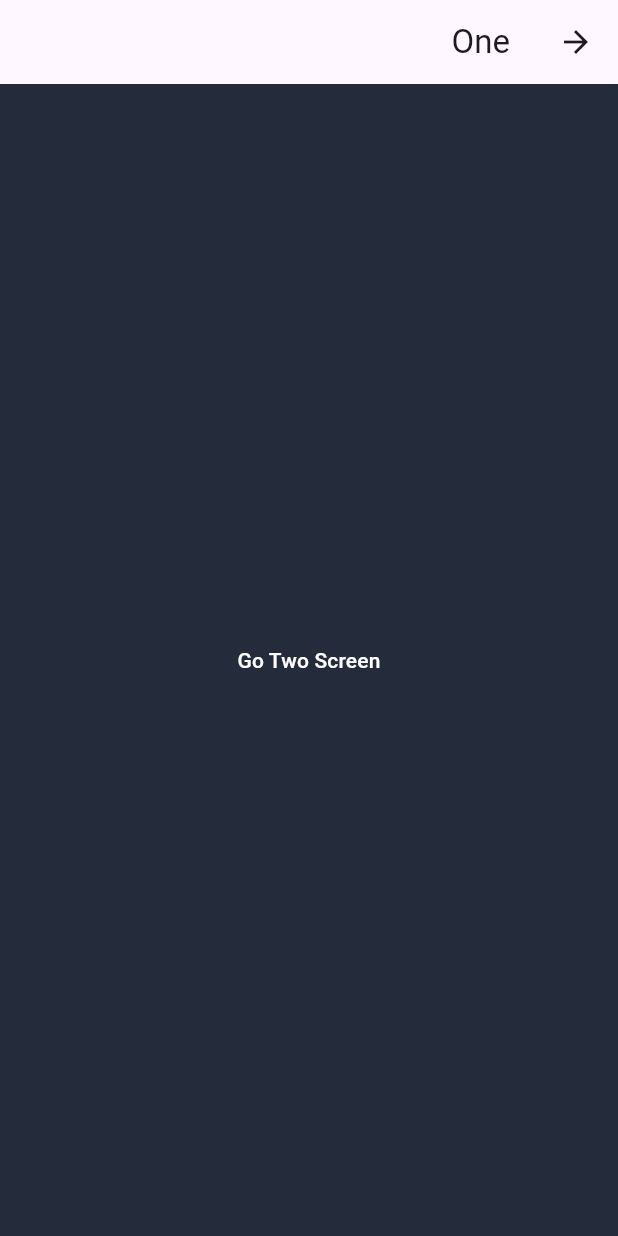
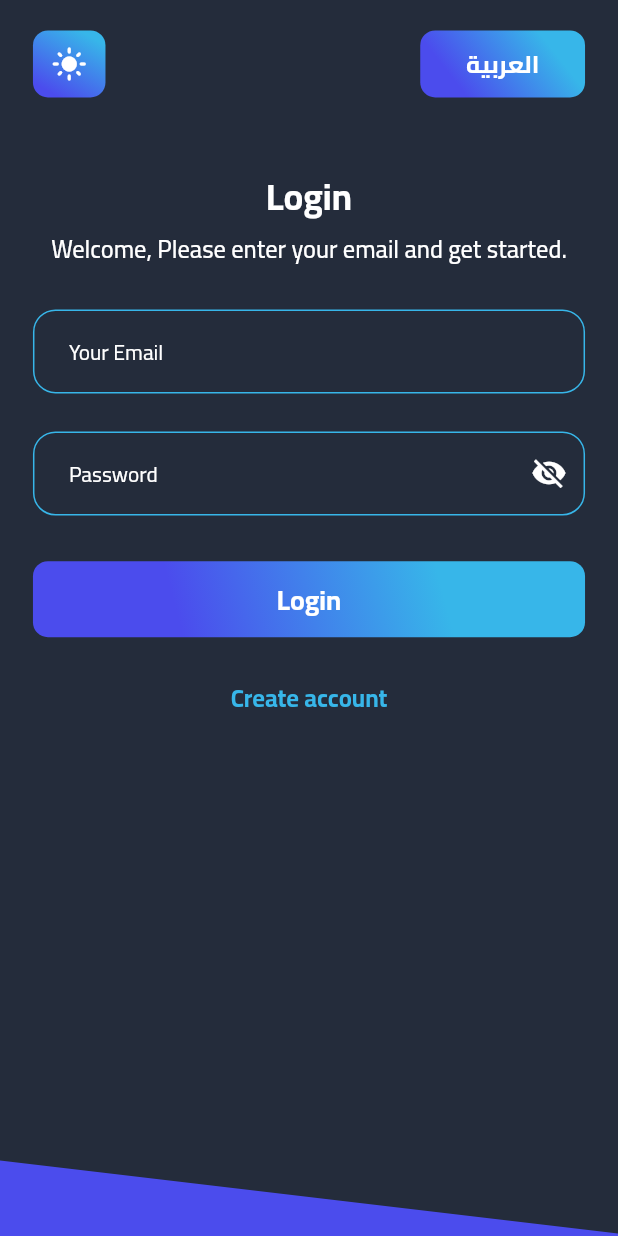
Before and after one commit to reda2032/asroo_store_pro, a Flutter app: the screen it shows after launch, on a phone screen of 412 x 824 dp. Run offline on Flutter 3.47's test engine with Material 3 defaults, Android fonts, the phone set to English and light mode, and no system bars; our stand-ins replace animate_do, connectivity_plus, firebase_core, flutter_dotenv, flutter_screenutil; accounts and stored records are empty; generated files the repository leaves out were written again.

Commit message:
login design ui done

```diff
--- a/lib/asroo_store_app.dart
+++ b/lib/asroo_store_app.dart
@@ -25,7 +25,7 @@ class AsrooStoreApp extends StatelessWidget {
               debugShowCheckedModeBanner: false,
               //  debugShowCheckedModeBanner: EnvVariable.instance.debugMode,
               theme: themeDark(),
-              locale: const Locale('ar'),
+              locale: const Locale('en'),
               supportedLocales: AppLocalizationsSetup.supportedLocales,
               localizationsDelegates:
                   AppLocalizationsSetup.localizationsDelegates,
--- a/lib/core/routes/app_routes.dart
+++ b/lib/core/routes/app_routes.dart
@@ -1,25 +1,21 @@
 import 'package:asroo_store/core/routes/base_routes.dart';
 import 'package:flutter/material.dart';
 
+import '../../features/auth/presentation/screens/login_screen.dart';
 import '../../features/splash/presentation/views/splash_screen.dart';
-import '../../test_one_screen.dart';
-import '../../test_two_screen.dart';
 import '../common/screens/under_build_screen.dart';
 
 class AppRoutes {
   static const String splash = 'splash';
-  static const String testOne = 'testOne';
-  static const String testTwo = 'testTwo';
+  static const String login = 'login';
 
   static Route<void> onGenerateRoute(RouteSettings settings) {
     final args = settings.arguments;
     switch (settings.name) {
       case splash:
         return BaseRoute(page: const SplashScreen());
-      case testOne:
-        return BaseRoute(page: const TestOneScreen());
-      case testTwo:
-        return BaseRoute(page: const TestTwoScreen());
+      case login:
+        return BaseRoute(page: const LoginScreen());
 
       default:
         return BaseRoute(page: const PageUnderBuildScreen());
--- /dev/null
+++ b/lib/core/utils/app_regex.dart
@@ -0,0 +1,12 @@
+class AppRegex {
+  static bool isEmailValid(String email) {
+    return RegExp(r'^.+@[a-zA-Z]+\.{1}[a-zA-Z]+(\.{0,1}[a-zA-Z]+)$')
+        .hasMatch(email);
+  }
+
+  static bool isPasswordValid(String password) {
+    return RegExp(
+      r'^(?=.*[a-z])(?=.*[A-Z])(?=.*\d)(?=.*[@$!%*?&])[A-Za-z\d@$!%*?&]{8,}$',
+    ).hasMatch(password);
+  }
+}
--- /dev/null
+++ b/lib/features/auth/presentation/refactors/auth_custom_painter.dart
@@ -0,0 +1,31 @@
+import 'package:flutter/material.dart';
+
+class AuthCustomPainter extends CustomPainter {
+  AuthCustomPainter({required this.gradient, super.repaint});
+
+  final LinearGradient gradient;
+  @override
+  void paint(Canvas canvas, Size size) {
+    final paint = Paint()
+      ..shader = gradient.createShader(
+        Rect.fromPoints(Offset.zero, Offset(0, size.height)),
+      );
+    final path = Path();
+    _pathChoeses(path, size);
+
+    canvas.drawPath(path, paint);
+  }
+
+  void _pathChoeses(Path path, Size size) {
+    path
+      ..moveTo(size.width * -0.0345067, size.height * 0.6583005)
+      ..lineTo(size.width * 1.0372800, size.height * 1.0012192)
+      ..lineTo(size.width * 1.0394667, size.height * 1.0054064)
+      ..lineTo(size.width * -0.0378133, size.height * 0.9998645);
+  }
+
+  @override
+  bool shouldRepaint(covariant CustomPainter oldDelegate) {
+    return false;
+  }
+}
--- /dev/null
+++ b/lib/features/auth/presentation/refactors/login_body.dart
@@ -0,0 +1,63 @@
+import 'package:asroo_store/core/common/animations/animate_do.dart';
+import 'package:asroo_store/core/common/widgets/text_app.dart';
+import 'package:asroo_store/core/extensions/context_extension.dart';
+import 'package:asroo_store/core/language/lang_keys.dart';
+import 'package:asroo_store/core/style/fonts/font_weight_helper.dart';
+import 'package:asroo_store/features/auth/presentation/widgets/auth_title_info.dart';
+import 'package:asroo_store/features/auth/presentation/widgets/dark_and_lang_buttons.dart';
+import 'package:asroo_store/features/auth/presentation/widgets/login/login_button.dart';
+import 'package:asroo_store/features/auth/presentation/widgets/login/login_text_form.dart';
+import 'package:flutter/material.dart';
+import 'package:flutter_screenutil/flutter_screenutil.dart';
+
+class LoginBody extends StatelessWidget {
+  const LoginBody({super.key});
+
+  @override
+  Widget build(BuildContext context) {
+    return Padding(
+      padding: EdgeInsets.symmetric(horizontal: 20.w, vertical: 20.h),
+      child: SingleChildScrollView(
+        child: Column(
+          children: [
+            //Dark mode and language
+            const DarkAndLangButtons(),
+
+            SizedBox(height: 50.h),
+
+            // Welcome Info
+            AuthTitleInfo(
+              title: context.translate(LangKeys.login),
+              description: context.translate(LangKeys.welcome),
+            ),
+
+            SizedBox(height: 30.h),
+
+            // login TextForm
+            const LoginTextForm(),
+
+            SizedBox(height: 30.h),
+            //LoginButton
+            const LoginButton(),
+
+            SizedBox(height: 30.h),
+
+            // Go To Sign Up Screen
+
+            CustomFadeInDown(
+              duration: 400,
+              child: TextApp(
+                text: context.translate(LangKeys.createAccount),
+                theme: context.textStyle.copyWith(
+                  fontSize: 16.sp,
+                  fontWeight: FontWeightHelper.bold,
+                  color: context.color.bluePinkLight,
+                ),
+              ),
+            ),
+          ],
+        ),
+      ),
+    );
+  }
+}
--- /dev/null
+++ b/lib/features/auth/presentation/screens/login_screen.dart
@@ -0,0 +1,35 @@
+import 'package:asroo_store/core/extensions/context_extension.dart';
+import 'package:asroo_store/features/auth/presentation/refactors/auth_custom_painter.dart';
+import 'package:asroo_store/features/auth/presentation/refactors/login_body.dart';
+import 'package:flutter/material.dart';
+import 'package:flutter_screenutil/flutter_screenutil.dart';
+
+class LoginScreen extends StatelessWidget {
+  const LoginScreen({super.key});
+
+  @override
+  Widget build(BuildContext context) {
+    return Scaffold(
+      bottomNavigationBar: CustomPaint(
+        size: Size(
+          MediaQuery.of(context).size.width,
+          150.h,
+        ),
+        painter: AuthCustomPainter(
+          gradient: LinearGradient(
+            colors: [
+              context.color.bluePinkLight!,
+              context.color.bluePinkLight!,
+              context.color.bluePinkLight!,
+              context.color.bluePinkDark!,
+            ],
+          ),
+        ),
+      ),
+      body: const SafeArea(
+        bottom: false,
+        child: LoginBody(),
+      ),
+    );
+  }
+}
--- /dev/null
+++ b/lib/features/auth/presentation/widgets/auth_title_info.dart
@@ -0,0 +1,47 @@
+import 'package:asroo_store/core/common/animations/animate_do.dart';
+import 'package:asroo_store/core/common/widgets/text_app.dart';
+import 'package:asroo_store/core/extensions/context_extension.dart';
+import 'package:asroo_store/core/style/fonts/font_weight_helper.dart';
+import 'package:flutter/material.dart';
+import 'package:flutter_screenutil/flutter_screenutil.dart';
+
+class AuthTitleInfo extends StatelessWidget {
+  const AuthTitleInfo({
+    required this.description,
+    required this.title,
+    super.key,
+  });
+
+  final String title;
+  final String description;
+
+  @override
+  Widget build(BuildContext context) {
+    return CustomFadeInDown(
+      duration: 400,
+      child: Column(
+        children: [
+          // title
+          TextApp(
+            text: title,
+            theme: context.textStyle.copyWith(
+              fontSize: 24.sp,
+              fontWeight: FontWeightHelper.bold,
+              color: context.color.textColor,
+            ),
+          ),
+          SizedBox(height: 10.h),
+          TextApp(
+            text: description,
+            theme: context.textStyle.copyWith(
+              fontSize: 16.sp,
+              fontWeight: FontWeightHelper.medium,
+              color: context.color.textColor,
+            ),
+            textAlign: TextAlign.center,
+          ),
+        ],
+      ),
+    );
+  }
+}
--- /dev/null
+++ b/lib/features/auth/presentation/widgets/dark_and_lang_buttons.dart
@@ -0,0 +1,48 @@
+import 'package:asroo_store/core/common/animations/animate_do.dart';
+import 'package:asroo_store/core/common/widgets/custom_linear_button.dart';
+import 'package:asroo_store/core/common/widgets/text_app.dart';
+import 'package:asroo_store/core/extensions/context_extension.dart';
+import 'package:asroo_store/core/language/lang_keys.dart';
+import 'package:asroo_store/core/style/fonts/font_weight_helper.dart';
+import 'package:flutter/material.dart';
+import 'package:flutter_screenutil/flutter_screenutil.dart';
+
+class DarkAndLangButtons extends StatelessWidget {
+  const DarkAndLangButtons({super.key});
+
+  @override
+  Widget build(BuildContext context) {
+    return Row(
+      mainAxisAlignment: MainAxisAlignment.spaceBetween,
+      children: [
+        // Dark Mode Button
+        CustomFadeInRight(
+          duration: 400,
+          child: CustomLinearButton(
+            onPressed: () {},
+            child: const Icon(
+              Icons.light_mode_rounded,
+              color: Colors.white,
+            ),
+          ),
+        ),
+        //Language Button
+        CustomFadeInLeft(
+          duration: 400,
+          child: CustomLinearButton(
+            onPressed: () {},
+            height: 44.h,
+            width: 100.w,
+            child: TextApp(
+              text: context.translate(LangKeys.language),
+              theme: context.textStyle.copyWith(
+                fontSize: 16.sp,
+                fontWeight: FontWeightHelper.bold,
+              ),
+            ),
+          ),
+        ),
+      ],
+    );
+  }
+}
--- /dev/null
+++ b/lib/features/auth/presentation/widgets/login/login_button.dart
@@ -0,0 +1,31 @@
+import 'package:asroo_store/core/common/animations/animate_do.dart';
+import 'package:asroo_store/core/common/widgets/custom_linear_button.dart';
+import 'package:asroo_store/core/common/widgets/text_app.dart';
+import 'package:asroo_store/core/extensions/context_extension.dart';
+import 'package:asroo_store/core/language/lang_keys.dart';
+import 'package:asroo_store/core/style/fonts/font_weight_helper.dart';
+import 'package:flutter/material.dart';
+import 'package:flutter_screenutil/flutter_screenutil.dart';
+
+class LoginButton extends StatelessWidget {
+  const LoginButton({super.key});
+
+  @override
+  Widget build(BuildContext context) {
+    return CustomFadeInRight(
+      duration: 600,
+      child: CustomLinearButton(
+        onPressed: () {},
+        height: 50.h,
+        width: MediaQuery.of(context).size.width,
+        child: TextApp(
+          text: context.translate(LangKeys.login),
+          theme: context.textStyle.copyWith(
+            fontSize: 18.sp,
+            fontWeight: FontWeightHelper.bold,
+          ),
+        ),
+      ),
+    );
+  }
+}
--- /dev/null
+++ b/lib/features/auth/presentation/widgets/login/login_text_form.dart
@@ -0,0 +1,70 @@
+import 'package:asroo_store/core/common/animations/animate_do.dart';
+import 'package:asroo_store/core/common/widgets/custom_text_field.dart';
+import 'package:asroo_store/core/extensions/context_extension.dart';
+import 'package:asroo_store/core/language/lang_keys.dart';
+import 'package:asroo_store/core/utils/app_regex.dart';
+import 'package:flutter/material.dart';
+import 'package:flutter_screenutil/flutter_screenutil.dart';
+
+class LoginTextForm extends StatefulWidget {
+  const LoginTextForm({super.key});
+
+  @override
+  State<LoginTextForm> createState() => _LoginTextFormState();
+}
+
+class _LoginTextFormState extends State<LoginTextForm> {
+  bool isShowPassword = true;
+  @override
+  Widget build(BuildContext context) {
+    return Form(
+      child: Column(
+        children: [
+          //Email
+          CustomFadeInRight(
+            duration: 200,
+            child: CustomTextField(
+              controller: TextEditingController(),
+              hintText: context.translate(LangKeys.email),
+              keyboardType: TextInputType.emailAddress,
+              validator: (value) {
+                if (!AppRegex.isEmailValid('')) {
+                  return context.translate(LangKeys.validEmail);
+                }
+                return null;
+              },
+            ),
+          ),
+          SizedBox(height: 25.h),
+          //Password
+          CustomFadeInRight(
+            duration: 200,
+            child: CustomTextField(
+              controller: TextEditingController(),
+              hintText: context.translate(LangKeys.password),
+              keyboardType: TextInputType.visiblePassword,
+              obscureText: isShowPassword,
+              validator: (value) {
+                if (value == null || value.isEmpty || value.length < 6) {
+                  return context.translate(LangKeys.validPasswrod);
+                }
+                return null;
+              },
+              suffixIcon: IconButton(
+                onPressed: () {
+                  setState(() {
+                    isShowPassword = !isShowPassword;
+                  });
+                },
+                icon: Icon(
+                  isShowPassword ? Icons.visibility_off : Icons.visibility,
+                  color: context.color.textColor,
+                ),
+              ),
+            ),
+          ),
+        ],
+      ),
+    );
+  }
+}
--- a/lib/features/splash/presentation/views/widgets/splash_screen_body.dart
+++ b/lib/features/splash/presentation/views/widgets/splash_screen_body.dart
@@ -34,8 +34,8 @@ class _SplashScreenBodyState extends State<SplashScreenBody> {
   }
 
   void excuteNaviagtion() {
-    Future.delayed(const Duration(seconds: 6), () {
-      context.pushName(AppRoutes.testOne);
+    Future.delayed(const Duration(seconds: 2), () {
+      context.pushName(AppRoutes.login);
       //   Navigator.pushReplacementNamed(context, SigninView.routeName);
     });
   }
--- a/lib/test_one_screen.dart
+++ /dev/null
@@ -1,30 +0,0 @@
-import 'package:asroo_store/core/extensions/context_extension.dart';
-import 'package:flutter/material.dart';
-
-import 'core/routes/app_routes.dart';
-
-class TestOneScreen extends StatelessWidget {
-  const TestOneScreen({super.key});
-
-  @override
-  Widget build(BuildContext context) {
-    return Scaffold(
-      appBar: AppBar(
-        title: const Text('One'),
-      ),
-      body: Center(
-        child: TextButton(
-          onPressed: () {
-            context.pushName(AppRoutes.testTwo);
-          },
-          child: const Text(
-            'Go Two Screen',
-            style: TextStyle(
-              color: Colors.white,
-            ),
-          ),
-        ),
-      ),
-    );
-  }
-}
--- a/lib/test_two_screen.dart
+++ /dev/null
@@ -1,15 +0,0 @@
-import 'package:flutter/material.dart';
-
-class TestTwoScreen extends StatelessWidget {
-  const TestTwoScreen({super.key});
-
-  @override
-  Widget build(BuildContext context) {
-    return Scaffold(
-      backgroundColor: Colors.pink,
-      appBar: AppBar(
-        title: Text('Two'),
-      ),
-    );
-  }
-}
```
